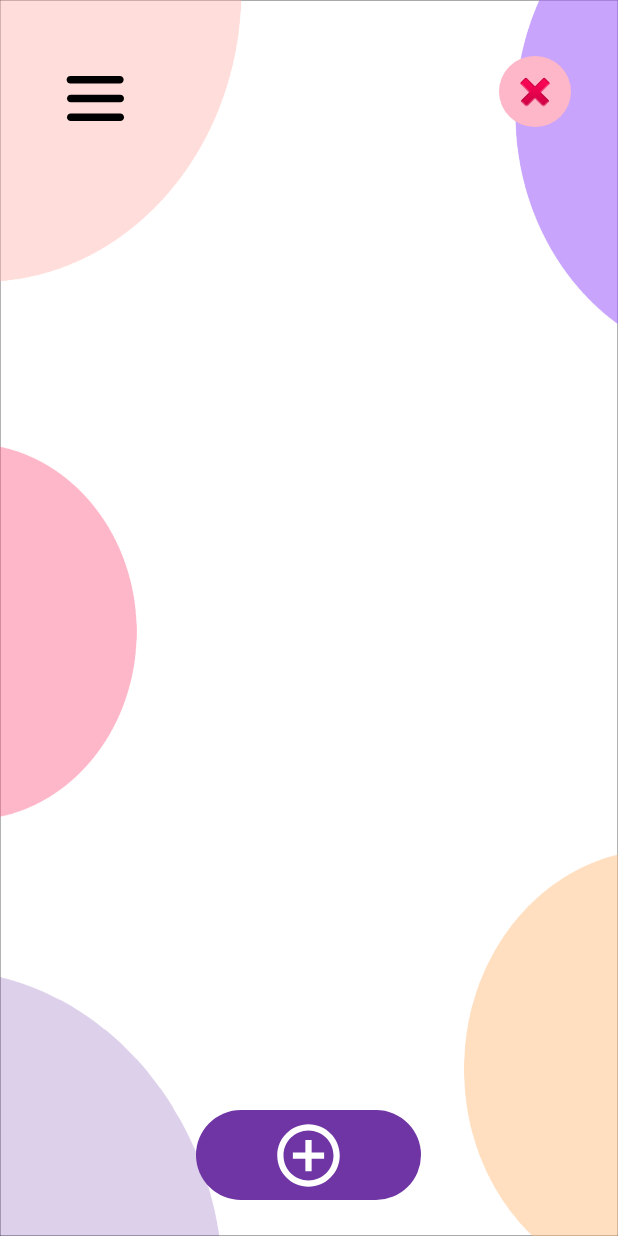
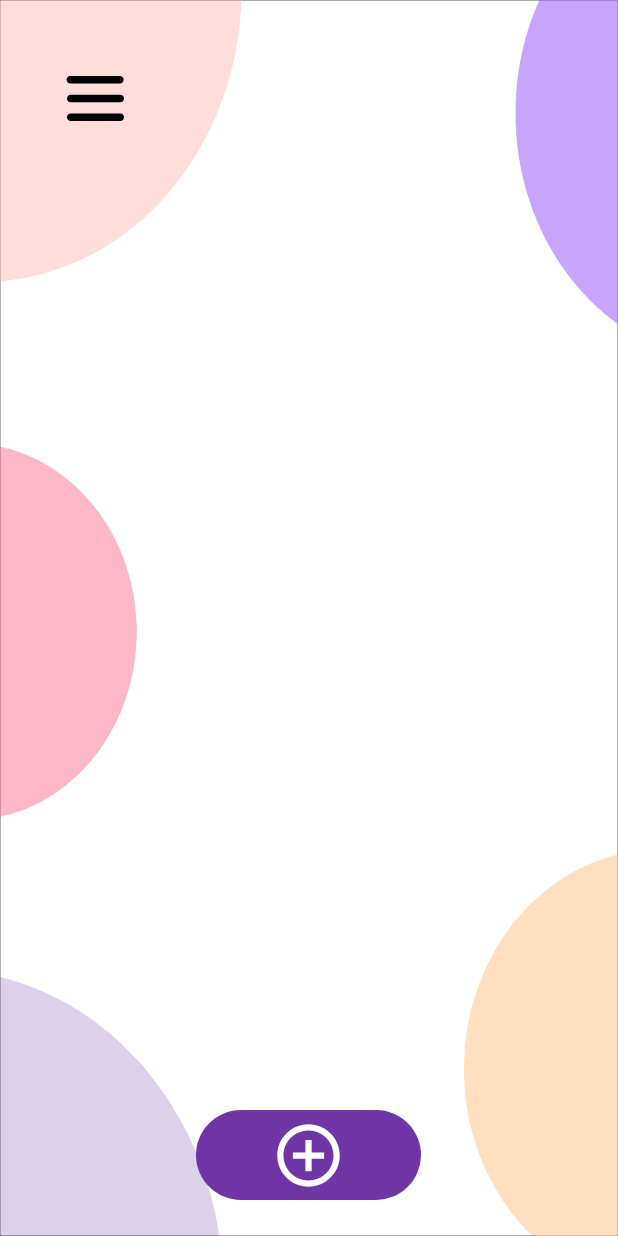
Before and after one commit to matiasalt/BrainList33, an Android app: the Lists screen opened directly, with no data from a screen before it, on a phone screen of 412 x 824 dp. Run offline under Robolectric (Android 15) with nearby library versions, the phone set to English and light mode, and no system bars; our stand-ins replace Firebase (no records; nobody signed in at launch, a user with empty details on screens opened directly); 1 statement that could not run was skipped.

Commit message:
7/5/24 Registro

```diff
--- a/app/src/main/java/com/matiasd/brainlist3/Lists.kt
+++ b/app/src/main/java/com/matiasd/brainlist3/Lists.kt
@@ -14,7 +14,6 @@ import androidx.appcompat.app.AppCompatActivity
 import androidx.core.view.ViewCompat
 import androidx.core.view.WindowInsetsCompat
 import android.view.View
-import android.widget.Toast
 import com.google.firebase.auth.FirebaseAuth
 import android.content.res.ColorStateList
 import android.graphics.Color
@@ -26,11 +25,11 @@ import com.google.android.material.navigation.NavigationView
 import com.google.firebase.auth.ktx.auth
 import com.google.firebase.ktx.Firebase
 
+
 @Suppress("NAME_SHADOWING", "DEPRECATION")
 class Lists : AppCompatActivity(), NavigationView.OnNavigationItemSelectedListener {
     private lateinit var auth: FirebaseAuth
     private lateinit var listdb: DBLists
-
     @SuppressLint("MissingInflatedId")
     override fun onCreate(savedInstanceState: Bundle?) {
         super.onCreate(savedInstanceState)
@@ -41,6 +40,10 @@ class Lists : AppCompatActivity(), NavigationView.OnNavigationItemSelectedListen
             v.setPadding(systemBars.left, systemBars.top, systemBars.right, systemBars.bottom)
             insets
         }
+
+        //
+        //Menu despegable
+        //
 
         val drawerLayout = findViewById<DrawerLayout>(R.id.lists)
         val navView = findViewById<NavigationView>(R.id.navView)
@@ -56,20 +59,25 @@ class Lists : AppCompatActivity(), NavigationView.OnNavigationItemSelectedListen
         toolBar.setNavigationIcon(R.drawable.menu_icon)
         supportActionBar?.setDisplayShowTitleEnabled(false)
 
+        //Items Lista
+
         auth = FirebaseAuth.getInstance()
         val currentUserId = auth.currentUser
         val userId = currentUserId?.uid.toString()
 
+        // Recuperar el valor de item.first del Intent
         val nombreLista = intent.getStringExtra("nombreLista").toString()
 
+        // Usar el valor de itemFirst como sea necesario
+        // Por ejemplo, mostrarlo en un TextView
         val textView = findViewById<TextView>(R.id.tVTitle)
         textView.text = nombreLista
 
         listdb = DBLists(this)
-        val dataList = listdb.getDataFromSQLite(userId, nombreLista)
+        val dataList = listdb.getDataFromSQLite(userId, nombreLista) // Función que obtiene los datos de la base de datos
 
-        val scrollView = findViewById<ScrollView>(R.id.sVItem)
-        val linearLayout = scrollView.findViewById<LinearLayout>(R.id.lLItems)
+        val scrollView = findViewById<ScrollView>(R.id.sVItem) // Usa el ScrollView existente desde el layout XML
+        val linearLayout = scrollView.findViewById<LinearLayout>(R.id.lLItems) // Obtén el LinearLayout dentro del ScrollView
 
         for (item in dataList) {
             val horizontalLayout = LinearLayout(this)
@@ -82,11 +90,14 @@ class Lists : AppCompatActivity(), NavigationView.OnNavigationItemSelectedListen
 
             val checkBox = CheckBox(this)
             checkBox.gravity = Gravity.CENTER_VERTICAL
-            checkBox.layoutParams = params
+
+            checkBox.layoutParams = params // Establecer el ancho de CheckBox como WRAP_CONTENT
+
+            //COLOR DEL CHECKBOX
 
             val colorStateList = ColorStateList(
                 arrayOf(intArrayOf(android.R.attr.state_checked), intArrayOf(-android.R.attr.state_checked)),
-                intArrayOf(Color.RED, Color.GREEN)
+                intArrayOf(Color.RED, Color.GREEN) // Cambia Color.RED y Color.GREEN por los colores deseados
             )
             checkBox.buttonTintList = colorStateList
 
@@ -96,6 +107,7 @@ class Lists : AppCompatActivity(), NavigationView.OnNavigationItemSelectedListen
             textView.gravity = Gravity.CENTER_VERTICAL
             textView.setTextColor(Color.BLACK)
 
+            // Configurar los parámetros de diseño para que el TextView ocupe el resto del espacio disponible
             val weightParams = LinearLayout.LayoutParams(
                 0,
                 LinearLayout.LayoutParams.WRAP_CONTENT,
@@ -103,37 +115,26 @@ class Lists : AppCompatActivity(), NavigationView.OnNavigationItemSelectedListen
             )
             textView.layoutParams = weightParams
 
+
+            // Agregar CheckBox y TextView al diseño horizontal
             horizontalLayout.addView(checkBox)
             horizontalLayout.addView(textView)
 
+            // Agregar el diseño horizontal al diseño lineal principal
             linearLayout.addView(horizontalLayout)
         }
 
         val btnAdd = findViewById<ImageButton>(R.id.btnAddItem)
+
         btnAdd.setOnClickListener {
             val intent = Intent(this, NewItem::class.java)
             intent.putExtra("nombreLista", nombreLista)
             startActivity(intent)
         }
+        //background
+        findViewById<View>(android.R.id.content).setBackgroundResource(R.drawable.listas)
 
-        // Añadir botón de eliminación
-        val btnDeleteList = findViewById<ImageButton>(R.id.imageButton5)
-        btnDeleteList.setOnClickListener {
-            deleteList(userId, nombreLista)
-        }
 
-        findViewById<View>(android.R.id.content).setBackgroundResource(R.drawable.listas)
-    }
-
-    private fun deleteList(userId: String, nombreLista: String) {
-        val isDeleted = listdb.deleteListFromSQLite(userId, nombreLista)
-        if (isDeleted) {
-            val intent = Intent(this, MainMenu::class.java)
-            startActivity(intent)
-            finish()
-        } else {
-            Toast.makeText(this, "Error al eliminar la lista", Toast.LENGTH_SHORT).show()
-        }
     }
 
     @Deprecated("Deprecated in Java")
@@ -141,7 +142,7 @@ class Lists : AppCompatActivity(), NavigationView.OnNavigationItemSelectedListen
         super.onBackPressed()
         val intent = Intent(this, MainMenu::class.java)
         startActivity(intent)
-        finish()
+        finish() // Opcional, dependiendo de si deseas conservar o no la pila de actividades
     }
 
     override fun onNavigationItemSelected(menuItem: MenuItem): Boolean {
--- a/app/src/main/res/layout/activity_lists.xml
+++ b/app/src/main/res/layout/activity_lists.xml
@@ -90,21 +90,6 @@
             app:layout_constraintTop_toBottomOf="@+id/tVTitle"
             app:layout_constraintVertical_bias="1.0" />
 
-        <ImageButton
-            android:id="@+id/imageButton5"
-            android:layout_width="48dp"
-            android:layout_height="47dp"
-
-            android:background="@drawable/button_delete"
-            app:layout_constraintBottom_toBottomOf="parent"
-            app:layout_constraintEnd_toEndOf="parent"
-            app:layout_constraintHorizontal_bias="0.914"
-            app:layout_constraintStart_toStartOf="parent"
-            app:layout_constraintTop_toTopOf="parent"
-            app:layout_constraintVertical_bias="0.048"
-            app:srcCompat="@android:drawable/ic_delete" />
-
-
     </androidx.constraintlayout.widget.ConstraintLayout>
 
 </androidx.drawerlayout.widget.DrawerLayout>
```
Also changed, not shown: app/src/main/java/com/matiasd/brainlist3/DBLists.kt (+1 -7 lines).
